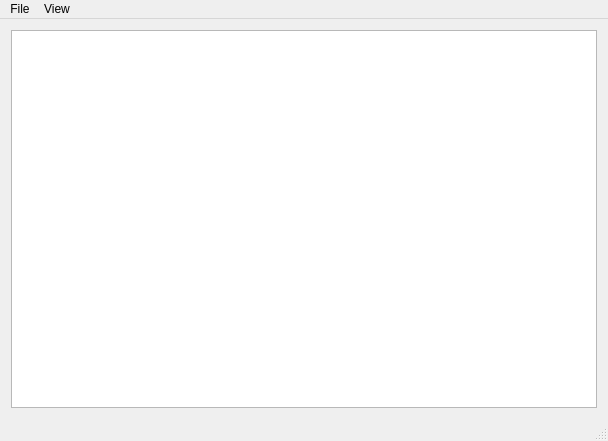
Qt form edit-main-window.ui (Hossein-Noroozpour/gearoenix-editor) before a commit.
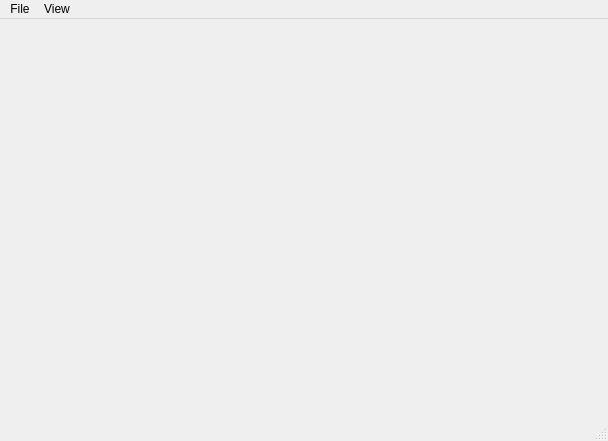
The same form after that commit.

The edit to the form file:
```diff
--- a/edit-main-window.ui
+++ b/edit-main-window.ui
@@ -20,11 +20,7 @@
      <verstretch>0</verstretch>
     </sizepolicy>
    </property>
-   <layout class="QGridLayout" name="gridLayout">
-    <item row="0" column="0">
-     <widget class="QGraphicsView" name="graphicsView"/>
-    </item>
-   </layout>
+   <layout class="QGridLayout" name="gridLayout"/>
   </widget>
   <widget class="QMenuBar" name="menuBar">
    <property name="geometry">
```
